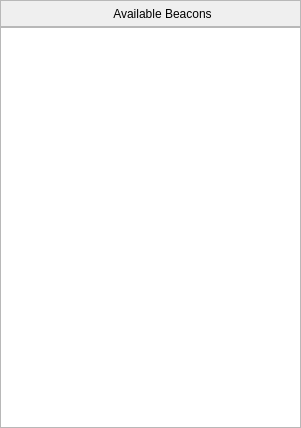
Old version of the form src/gui/beaconspanel.ui in the repository mohabouje/AcousticLPS.
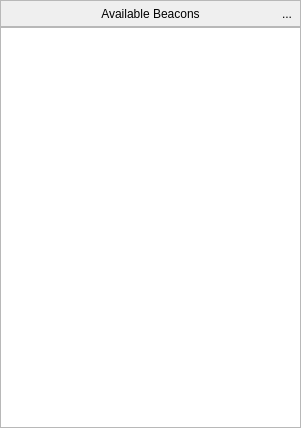
New version of the form. Icons and pictures are not drawn.

What changed in the file:
```diff
--- a/src/gui/beaconspanel.ui
+++ b/src/gui/beaconspanel.ui
@@ -80,6 +80,20 @@
         </property>
        </widget>
       </item>
+      <item>
+       <widget class="QToolButton" name="editBeacons">
+        <property name="text">
+         <string>...</string>
+        </property>
+        <property name="icon">
+         <iconset resource="../images.qrc">
+          <normaloff>:/resources/icons/edit-1.png</normaloff>:/resources/icons/edit-1.png</iconset>
+        </property>
+        <property name="autoRaise">
+         <bool>true</bool>
+        </property>
+       </widget>
+      </item>
      </layout>
     </widget>
    </item>
```
Left out of the diff: 2 changed lines with no effect on the pictures.
